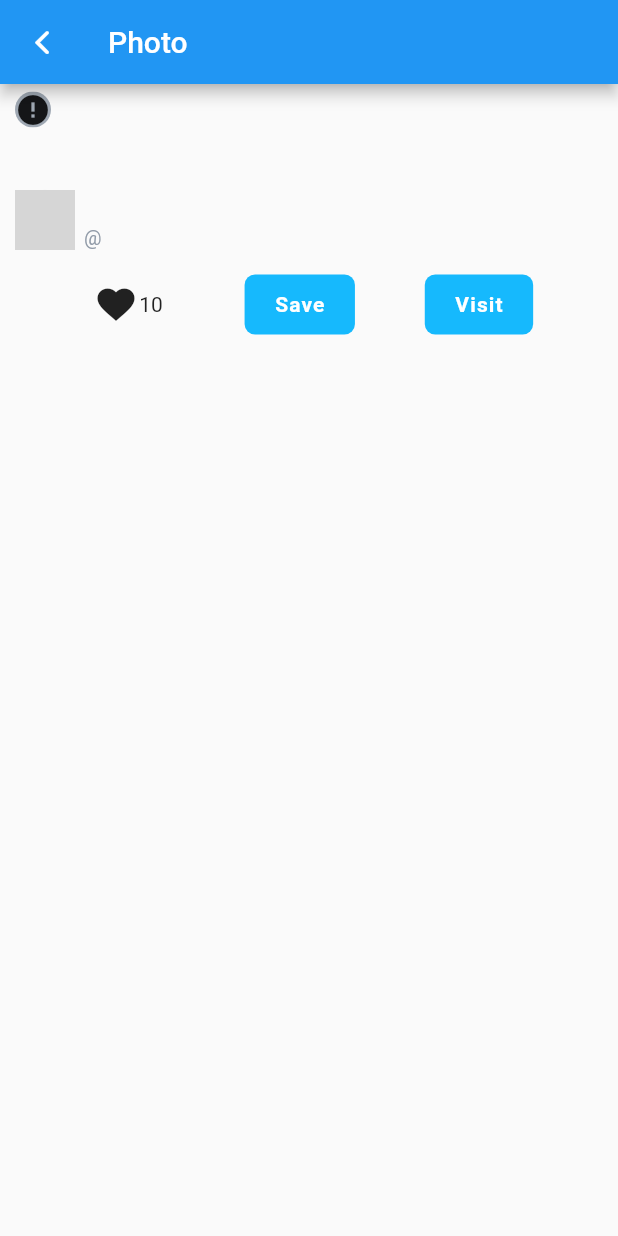
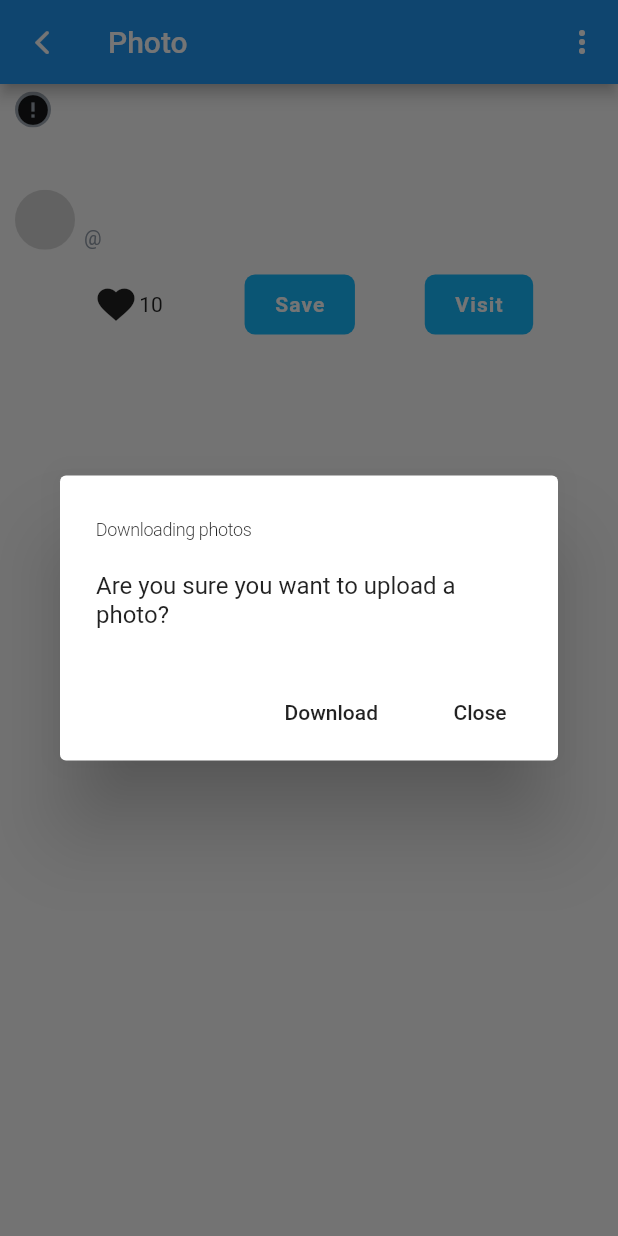
Before and after one commit to Divasik/skill_branch_flutter, a Flutter app: the FullScreenImage screen opened directly, after a tap on "Save", on a phone screen of 412 x 824 dp. Run offline on Flutter 3.47's test engine with Material 2 defaults, Android fonts, the phone set to English and light mode, and no system bars; drawn by our look-alikes of cached_network_image; our stand-ins replace connectivity, gallery_saver; network calls fail; grey boxes are pictures that could not be loaded.

Commit message:
all tasks

```diff
--- a/lib/app.dart
+++ b/lib/app.dart
@@ -1,5 +1,5 @@
+import 'package:FlutterGalleryApp/res/res.dart';
 import 'package:FlutterGalleryApp/screens/home.dart';
-import 'package:FlutterGalleryApp/screens/photo_screen.dart';
 import 'package:flutter/material.dart';
 
 const String kFlutterDash =
@@ -14,8 +14,10 @@ class MyApp extends StatelessWidget {
       title: 'Flutter Demo',
       theme: ThemeData(
         primarySwatch: Colors.blue,
+        textTheme: buildAppTextTheme()
       ),
       home: Home(),
       );
   }
+
 }
--- a/lib/screens/photo_screen.dart
+++ b/lib/screens/photo_screen.dart
@@ -1,7 +1,9 @@
 import 'package:FlutterGalleryApp/res/res.dart';
+import 'package:FlutterGalleryApp/widgets/claim_bottom_sheet.dart';
 import 'package:FlutterGalleryApp/widgets/widgets.dart';
 import 'package:flutter/cupertino.dart';
 import 'package:flutter/material.dart';
+import 'package:gallery_saver/gallery_saver.dart';
 
 class FullScreenImage extends StatefulWidget {
 
@@ -75,6 +77,15 @@ class _FullScreenImageState extends State<FullScreenImage> with TickerProviderSt
       appBar: AppBar(
         leading: IconButton(icon: Icon(CupertinoIcons.back), onPressed: () { Navigator.pop(context, false); },),
         title: Text('Photo'),
+        actions: <Widget>[
+          IconButton(
+              icon: Icon(Icons.more_vert, color: AppColors.white),
+              onPressed: () {
+                showModalBottomSheet(context: context, builder: (context) {
+                  return ClaimBottomSheet();
+                });
+              })
+        ],
       ),
       body: Column(
         children: <Widget>[
@@ -99,12 +110,12 @@ class _FullScreenImageState extends State<FullScreenImage> with TickerProviderSt
               maxLines: 3,
               overflow: TextOverflow.ellipsis,
               style: AppStyles.h3.copyWith(color: AppColors.black)),),
-        _buildPhotoMeta()
+        _buildPhotoMeta(context)
       ],
     );
   }
 
-  Widget _buildPhotoMeta() {
+  Widget _buildPhotoMeta(BuildContext context) {
     return Padding(
       padding: EdgeInsets.symmetric(horizontal: 10, vertical: 5),
       child: Column(
@@ -124,7 +135,9 @@ class _FullScreenImageState extends State<FullScreenImage> with TickerProviderSt
                   decoration: BoxDecoration(color: AppColors.dodgerBlue, borderRadius: BorderRadius.circular(7)),
                   child: Text('Save', style: AppStyles.h4.copyWith(color: AppColors.white),),
                 ),
-                onTap: () {},
+                onTap: () {
+                  showSaveDialog(context);
+                },
               ),
               GestureDetector(
                 child: Container(
@@ -163,4 +176,27 @@ class _FullScreenImageState extends State<FullScreenImage> with TickerProviderSt
       ],
     );
   }
+
+  void showSaveDialog(BuildContext context) {
+    showDialog(context: context, builder: (context) => AlertDialog(
+      title: Text('Downloading photos'),
+      content: Text('Are you sure you want to upload a photo?'),
+      actions: [
+        FlatButton(
+          child: Text('Download'),
+          onPressed: () {
+            GallerySaver.saveImage(widget.photo);
+            Navigator.pop(context);
+          },
+        ),
+        FlatButton(
+          child: Text('Close'),
+          onPressed: () {
+            Navigator.pop(context);
+          },
+        )
+      ],
+    ));
+  }
+
 }
--- a/pubspec.yaml
+++ b/pubspec.yaml
@@ -11,8 +11,10 @@ dependencies:
   flutter:
     sdk: flutter
 
-  cupertino_icons: ^0.1.2
-  cached_network_image: any
+  cupertino_icons: ^0.1.3
+  cached_network_image: ^2.3.0-rc
+  connectivity: ^0.4.9
+  gallery_saver: ^2.0.1
 
 dev_dependencies:
   flutter_test:
```
Also changed, not shown: lib/res/styles.dart (+12 -0 lines), lib/screens/home.dart (+98 -0 lines), lib/widgets/claim_bottom_sheet.dart (added, +51 -0 lines), pubspec.lock, 4 other files.
